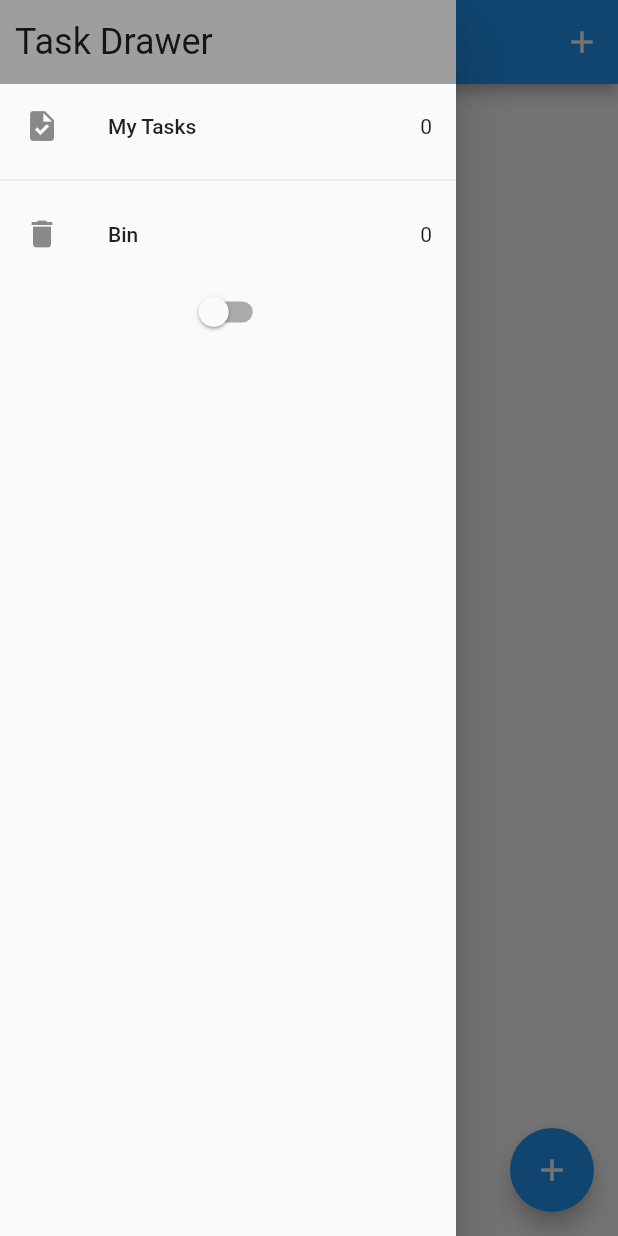
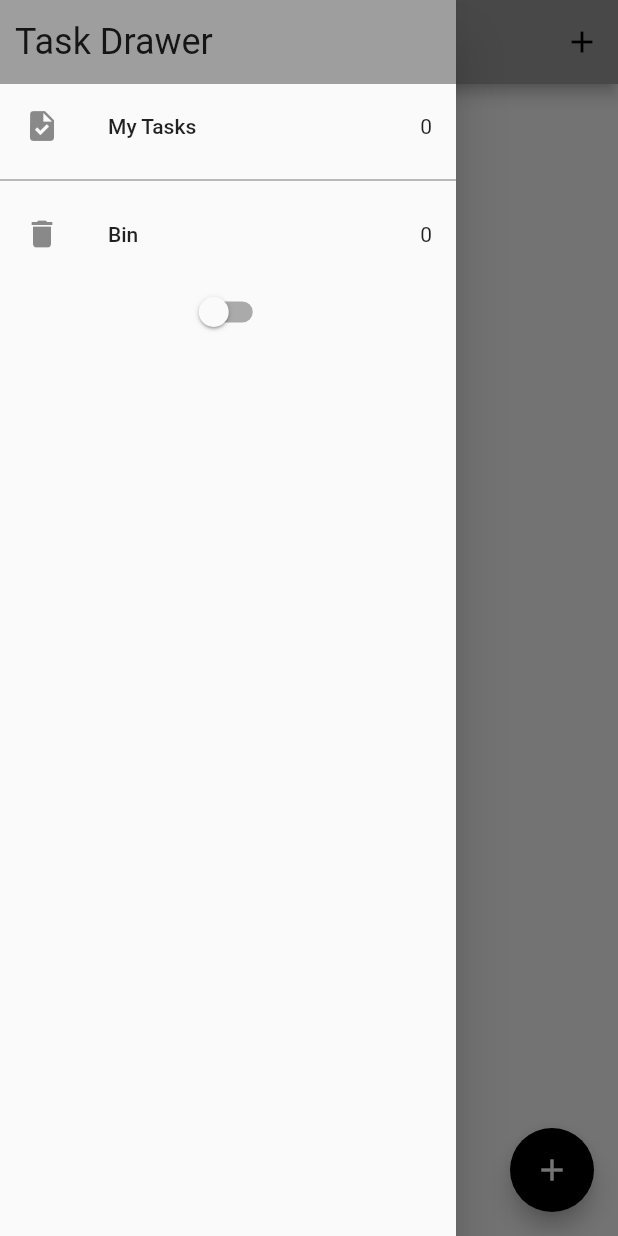
Before and after one commit to numanuddin1/flutter_bloc_pattern, a Flutter app: the screen it shows after launch, with the side drawer open, on a phone screen of 412 x 824 dp. Run offline on Flutter 3.47's test engine with Material 2 defaults, Android fonts, the phone set to English and light mode, and no system bars; our stand-ins replace bloc, equatable, flutter_bloc, hydrated_bloc.

Commit message:
DarkTheme

```diff
--- /dev/null
+++ b/lib/blocs/switch_bloc/switch_bloc.dart
@@ -0,0 +1,18 @@
+import 'dart:async';
+
+import 'package:bloc/bloc.dart';
+import 'package:equatable/equatable.dart';
+
+part 'switch_event.dart';
+part 'switch_state.dart';
+
+class SwitchBloc extends Bloc<SwitchEvent, SwitchState> {
+  SwitchBloc() : super(SwitchInitial(switchValue: false)) {
+    on<SwitchOnEvent>((event, emit) {
+      emit(const SwitchState(switchValue: true));
+    });
+    on<SwitchOffEvent>((event, emit) {
+      emit(SwitchState(switchValue: false));
+    });
+  }
+}
--- /dev/null
+++ b/lib/blocs/switch_bloc/switch_event.dart
@@ -0,0 +1,12 @@
+part of 'switch_bloc.dart';
+
+abstract class SwitchEvent extends Equatable {
+  const SwitchEvent();
+
+  @override
+  List<Object> get props => [];
+}
+
+class SwitchOnEvent extends SwitchEvent{}
+
+class SwitchOffEvent extends SwitchEvent{}
--- /dev/null
+++ b/lib/blocs/switch_bloc/switch_state.dart
@@ -0,0 +1,14 @@
+part of 'switch_bloc.dart';
+
+class SwitchState extends Equatable {
+  final bool switchValue;
+
+  const SwitchState({required this.switchValue});
+
+  @override
+  List<Object> get props => [switchValue];
+}
+
+class SwitchInitial extends SwitchState {
+  SwitchInitial({required super.switchValue});
+}
--- a/lib/blocs/task_bloc.dart
+++ b/lib/blocs/task_bloc/task_bloc.dart
@@ -2,12 +2,11 @@ import 'dart:async';
 
 import 'package:bloc/bloc.dart';
 import 'package:equatable/equatable.dart';
+import 'package:flutter_bloc_pattern/blocs/task_bloc/task_state.dart';
 
-import '../models/task.dart';
+import '../../models/task.dart';
 
 part 'task_event.dart';
-
-part 'task_state.dart';
 
 class TaskBloc extends Bloc<TaskEvent, TaskState> {
   TaskBloc() : super(TaskState()) {
--- a/lib/blocs/task_state.dart
+++ b/lib/blocs/task_bloc/task_state.dart
@@ -1,4 +1,7 @@
-part of 'task_bloc.dart';
+
+import 'package:equatable/equatable.dart';
+
+import '../../models/task.dart';
 
 class TaskState extends Equatable {
   List<Task> allTasks;
--- a/lib/blocs/task_exports.dart
+++ b/lib/blocs/task_exports.dart
@@ -1,3 +1,4 @@
 export 'package:flutter_bloc/flutter_bloc.dart';
-export 'task_bloc.dart';
+export 'task_bloc/task_bloc.dart';
+export 'switch_bloc/switch_bloc.dart';
 export 'package:hydrated_bloc/hydrated_bloc.dart';
--- a/lib/main.dart
+++ b/lib/main.dart
@@ -3,13 +3,16 @@
 import 'package:flutter/material.dart';
 import 'package:flutter_bloc_pattern/screens/tasks_screen.dart';
 import 'package:flutter_bloc_pattern/services/app_router.dart';
+import 'package:flutter_bloc_pattern/services/app_theme.dart';
 
-import 'blocs/task_bloc.dart';
+import 'blocs/task_bloc/task_bloc.dart';
 import 'blocs/task_exports.dart';
 
 void main() {
   runApp(
-    MyApp(appRouter: AppRouter(),),
+    MyApp(
+      appRouter: AppRouter(),
+    ),
   );
 }
 
@@ -19,13 +22,21 @@ class MyApp extends StatelessWidget {
 
   @override
   Widget build(BuildContext context) {
-    return BlocProvider(
-      create: (context) => TaskBloc(),
-      child: MaterialApp(
-        title: 'Flutter Bloc',
-        debugShowCheckedModeBanner: false,
-        home: TasksScreen(),
-        onGenerateRoute: appRouter.onGenerateRoute,
+    return MultiBlocProvider(
+      providers: [
+        BlocProvider(create: (context) => TaskBloc()),
+        BlocProvider(create: (context) => SwitchBloc()),
+      ],
+      child: BlocBuilder<SwitchBloc, SwitchState>(
+        builder: (context, state) {
+          return MaterialApp(
+            title: 'Flutter Bloc',
+            theme: state.switchValue ? AppThemes.appThemeData[AppTheme.darkTheme] : AppThemes.appThemeData[AppTheme.lightTheme],
+            debugShowCheckedModeBanner: false,
+            home: TasksScreen(),
+            onGenerateRoute: appRouter.onGenerateRoute,
+          );
+        },
       ),
     );
   }
--- a/lib/screens/my_drawer.dart
+++ b/lib/screens/my_drawer.dart
@@ -4,15 +4,10 @@ import 'package:flutter_bloc_pattern/screens/recycle_bin.dart';
 import 'package:flutter_bloc_pattern/screens/tasks_screen.dart';
 import 'package:flutter_bloc_pattern/services/app_router.dart';
 
-class MyDrawer extends StatefulWidget {
+import '../blocs/task_bloc/task_state.dart';
+
+class MyDrawer extends StatelessWidget {
   const MyDrawer({Key? key}) : super(key: key);
-
-  @override
-  State<MyDrawer> createState() => _MyDrawerState();
-}
-
-class _MyDrawerState extends State<MyDrawer> {
-  bool switchValue = false;
 
   @override
   Widget build(BuildContext context) {
@@ -33,7 +28,8 @@ class _MyDrawerState extends State<MyDrawer> {
               ),
             ),
             GestureDetector(
-              onTap: () => Navigator.of(context).pushReplacementNamed(TasksScreen.id),
+              onTap: () =>
+                  Navigator.of(context).pushReplacementNamed(TasksScreen.id),
               child: ListTile(
                 leading: Icon(Icons.task),
                 title: Text('My Tasks'),
@@ -46,7 +42,8 @@ class _MyDrawerState extends State<MyDrawer> {
             ),
             Divider(),
             GestureDetector(
-              onTap: () => Navigator.of(context).pushReplacementNamed(RecycleBin.id),
+              onTap: () =>
+                  Navigator.of(context).pushReplacementNamed(RecycleBin.id),
               child: ListTile(
                 leading: Icon(Icons.delete),
                 title: Text('Bin'),
@@ -57,11 +54,14 @@ class _MyDrawerState extends State<MyDrawer> {
                 ),
               ),
             ),
-            Switch(value: switchValue, onChanged: (newValue){
-              setState(() {
-                switchValue = newValue;
-              });
-            })
+            BlocBuilder<SwitchBloc, SwitchState>(
+              builder: (context, state) {
+                return Switch(value: state.switchValue, onChanged: (newValue) {
+                 newValue ? context.read<SwitchBloc>().add(SwitchOnEvent())
+                 : context.read<SwitchBloc>().add(SwitchOffEvent());
+                });
+              },
+            )
           ],
         ),
       ),
--- a/lib/screens/recycle_bin.dart
+++ b/lib/screens/recycle_bin.dart
@@ -1,5 +1,6 @@
 import 'package:flutter/material.dart';
 
+import '../blocs/task_bloc/task_state.dart';
 import '../blocs/task_exports.dart';
 import '../widgets/task_list.dart';
 import 'my_drawer.dart';
--- a/lib/screens/tasks_screen.dart
+++ b/lib/screens/tasks_screen.dart
@@ -5,6 +5,7 @@ import 'package:flutter_bloc_pattern/models/task.dart';
 import 'package:flutter_bloc_pattern/screens/my_drawer.dart';
 import 'package:flutter_bloc_pattern/widgets/task_list.dart';
 
+import '../blocs/task_bloc/task_state.dart';
 import '../blocs/task_exports.dart';
 import 'add_task_screen.dart';
 
--- /dev/null
+++ b/lib/services/app_theme.dart
@@ -0,0 +1,58 @@
+import 'package:flutter/material.dart';
+
+enum AppTheme{
+  lightTheme,
+  darkTheme,
+}
+
+class AppThemes {
+  static final appThemeData = {
+    AppTheme.darkTheme: ThemeData(
+      primarySwatch: Colors.grey,
+      primaryColor: Colors.black,
+      brightness: Brightness.dark,
+      backgroundColor: const Color(0xFF212121),
+      dividerColor: Colors.black54,
+      floatingActionButtonTheme: const FloatingActionButtonThemeData(
+        backgroundColor: Colors.white,
+      ),
+      textButtonTheme: TextButtonThemeData(
+        style: ButtonStyle(
+          foregroundColor: MaterialStateProperty.all(Colors.white),
+        ),
+      ),
+      textTheme: const TextTheme(
+        subtitle1: TextStyle(color: Colors.white),
+      ),
+      bottomNavigationBarTheme: const BottomNavigationBarThemeData(
+          backgroundColor: Colors.grey, unselectedItemColor: Colors.white),
+    ),
+
+    //
+    //
+
+    AppTheme.lightTheme: ThemeData(
+      primarySwatch: Colors.grey,
+      primaryColor: Colors.white,
+      brightness: Brightness.light,
+      backgroundColor: const Color(0xFFE5E5E5),
+      dividerColor: const Color(0xff757575),
+      floatingActionButtonTheme: const FloatingActionButtonThemeData(
+        backgroundColor: Colors.black,
+        foregroundColor: Colors.white,
+      ),
+      textButtonTheme: TextButtonThemeData(
+        style: ButtonStyle(
+          foregroundColor: MaterialStateProperty.all(Colors.black),
+        ),
+      ),
+      textTheme: const TextTheme(
+        subtitle1: TextStyle(color: Colors.black),
+      ),
+      bottomNavigationBarTheme: const BottomNavigationBarThemeData(
+          backgroundColor: Colors.grey,
+          selectedItemColor: Colors.black,
+          unselectedItemColor: Colors.white),
+    ),
+  };
+}
```
Also changed, not shown: lib/blocs/task_bloc/task_event.dart (renamed from lib/blocs/task_event.dart).
